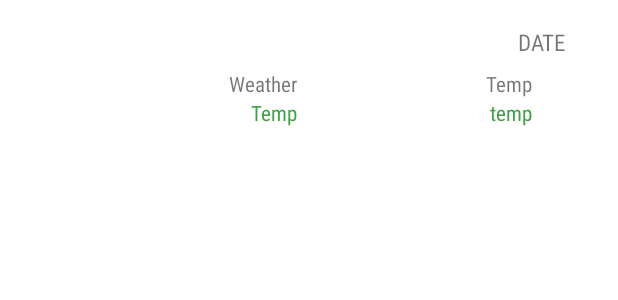
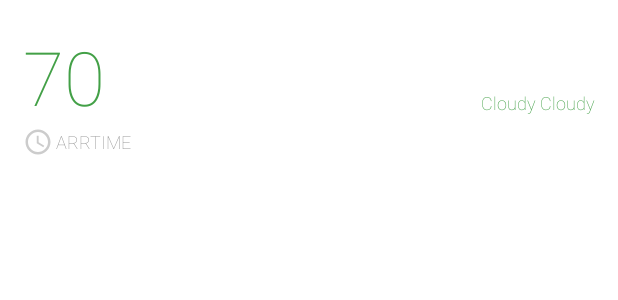
Before and after one commit to rishabhnayak/HelloWorld, an Android app: the layout weatherforcast_list_item.xml on its own in the app's theme, with its tools: preview values and no code run, on a phone screen of 412 x 824 dp. Shown: the top 300 px of the screen. Run offline under Robolectric (Android 15) with nearby library versions, the phone set to English and light mode, and no system bars.

Commit message:
weather forcast layout made

```diff
--- a/app/src/main/AndroidManifest.xml
+++ b/app/src/main/AndroidManifest.xml
@@ -11,7 +11,8 @@
         android:theme="@style/AppTheme">
         <activity
             android:name=".MapActivity"
-            android:launchMode="singleTask">
+            android:launchMode="singleTask"
+            android:screenOrientation="portrait">
             <intent-filter>
                 <action android:name="android.intent.action.MAIN" />
 
@@ -23,7 +24,8 @@
             android:name="com.google.android.geo.API_KEY"
             android:value="AIzaSyDi3B9R9hVpC9YTmOCCz_pCR1BKW3tIRGY" />
 
-        <activity android:name=".SearchPlace" />
+        <activity android:name=".SearchPlace"
+            android:screenOrientation="portrait"/>
         <activity android:name=".SettingsActivity"></activity>
     </application>
 
--- a/app/src/main/java/com/MsoftTexas/directionandweather/ArrrayAdapter.java
+++ b/app/src/main/java/com/MsoftTexas/directionandweather/ArrrayAdapter.java
@@ -96,7 +96,7 @@ class ArrrayAdapter extends BaseAdapter {
 //             }else{
 //                 view.setBackgroundColor(Color.LTGRAY);
 //             }
-             holder.temp.setText(itemslist.get(position).getTemp()+"°");
+             holder.temp.setText(itemslist.get(position).getTemp()+"°F");
              // holder.startDate.setText(itemslist.get(position).);
              holder.weather.setText(itemslist.get(position).getWx());
              holder.date.setText(itemslist.get(position).getWtime());
--- a/app/src/main/java/com/MsoftTexas/directionandweather/MapActivity.java
+++ b/app/src/main/java/com/MsoftTexas/directionandweather/MapActivity.java
@@ -414,9 +414,12 @@ public class MapActivity extends AppCompatActivity implements
 
                         AlertDialog.Builder builderSingle = new AlertDialog.Builder(MapActivity.this);
 
-                        builderSingle.setTitle(
-                                item.getLname().substring(0, 20) + "...\n Arr :" + item.getArrtime() + "   Dist :" + item.getDistance()
-                        );
+//                        builderSingle.setTitle(
+//                                item.getLname().substring(0, 20) + "...\n Arr :" + item.getArrtime() + "   Dist :" + item.getDistance()
+//                        );
+
+//                        builderSingle.setIcon(R.drawable.ic_swap_calls_black_24dp);
+//                        builderSingle.setTitle(item.getLname().substring(0, 20) + "...");
                         final ArrrayAdapter Adapter = new ArrrayAdapter(MapActivity.this, item.getWlist());
 
                         final ListView modeList = new ListView(MapActivity.this);
@@ -436,9 +439,13 @@ public class MapActivity extends AppCompatActivity implements
                         MStep step = apiData.getSteps().get(Integer.parseInt(marker.getTag().toString().replace("S","")));
                         AlertDialog.Builder builderSingle = new AlertDialog.Builder(MapActivity.this);
 
-                        builderSingle.setTitle(
-                                step.getStep().getManeuver() + "...\n Arr :" + step.getArrtime() + "   Dist :" + step.getAft_distance()
-                        );
+//                        builderSingle.setTitle(
+//                                step.getStep().getManeuver() + "...\n Arr :" + step.getArrtime() + "   Dist :" + step.getAft_distance()
+//                        );
+
+//                        builderSingle.setIcon(R.drawable.ic_swap_calls_black_24dp);
+//                        builderSingle.setTitle(step.getStep().getManeuver() + "...");
+                       // builderSingle.setMessage("Arrival:"+step.getArrtime()+"\n"+"Distance:"+step.getAft_distance()+"\n");
                         final ArrrayAdapter Adapter = new ArrrayAdapter(MapActivity.this, step.getWlist());
 
                         final ListView modeList = new ListView(MapActivity.this);
--- a/app/src/main/res/layout/weatherforcast_list_item.xml
+++ b/app/src/main/res/layout/weatherforcast_list_item.xml
@@ -16,117 +16,75 @@
         android:orientation="vertical"
         android:layout_width="match_parent"
         android:layout_height="wrap_content">
+
+        <!--layout 1.........................................................-->
         <LinearLayout
+            android:orientation="horizontal"
             android:layout_width="match_parent"
             android:layout_height="wrap_content">
-
-
             <LinearLayout
+                android:layout_weight="8"
+                android:layout_width="0dp"
+                android:layout_height="wrap_content">
+                <TextView
+                    android:textColor="#43A047"
+                    android:fontFamily="sans-serif-thin"
+                    android:id="@+id/TempVal"
+                    android:layout_width="wrap_content"
+                    android:layout_height="wrap_content"
+                    android:text="70"
+                    android:textSize="50sp" />
+            </LinearLayout>
+            <LinearLayout
+                android:layout_gravity="center_vertical"
+                android:gravity="center_horizontal"
                 android:orientation="vertical"
-                android:paddingLeft="17dp"
-                android:layout_gravity="center_vertical"
-                android:layout_weight="1"
                 android:layout_width="wrap_content"
                 android:layout_height="wrap_content">
+                <ImageView
+                    android:id="@+id/weatherImg"
+                    android:layout_width="35dp"
+                    android:layout_height="35dp"
+                    android:layout_marginLeft="2dp"
+                    />
 
                 <TextView
-                    android:visibility="gone"
-                    android:fontFamily="sans-serif-condensed"
-                    android:textSize="16sp"
-                    android:textColor="#422c64"
-                    android:id="@+id/time"
+                    android:id="@+id/WeatherVal"
                     android:layout_width="wrap_content"
                     android:layout_height="wrap_content"
-                    android:text="time"
-                    android:textAllCaps="true"/>
+                    android:fontFamily="sans-serif-thin"
+                    android:text="Cloudy Cloudy"
+                    android:textColor="#43A047"
+                    android:textSize="12sp" />
+            </LinearLayout>
+        </LinearLayout>
+        <!--layout 1  end.........................................................-->
 
-
-
-
-            </LinearLayout>
+        <!--layout 2.........................................................-->
+        <LinearLayout
+            android:layout_marginTop="0dp"
+            android:layout_marginBottom="5dp"
+            android:layout_width="match_parent"
+            android:layout_height="wrap_content">
+            <ImageView
+                android:layout_gravity="center_vertical"
+                android:background="@drawable/ic_access_time_black_24dp"
+                android:layout_width="20dp"
+                android:layout_height="20dp" />
             <TextView
-                android:elevation="1dp"
-
-                android:layout_marginRight="20dp"
-                android:layout_marginLeft="-2dp"
-                android:textAlignment="center"
-                android:layout_weight="0"
+                android:layout_marginLeft="2dp"
                 android:layout_gravity="center_vertical"
-                android:fontFamily="sans-serif-condensed"
-                android:textSize="15sp"
                 android:id="@+id/date"
                 android:layout_width="wrap_content"
                 android:layout_height="wrap_content"
-                android:text="date"
-                android:textAllCaps="true"/>
+                android:fontFamily="sans-serif-thin"
+                android:text="arrtime"
+                android:textAllCaps="true"
+                android:textSize="12sp" />
+
         </LinearLayout>
-        <LinearLayout
-            android:paddingTop="7dp"
-            android:paddingRight="2dp"
-            android:paddingLeft="2dp"
-            android:gravity="center_vertical"
-            android:paddingBottom="7dp"
-            android:layout_width="match_parent"
-            android:layout_height="wrap_content"
-            android:textSize="20sp">
+        <!--layout 2  end.........................................................-->
 
-            <LinearLayout
-                android:layout_marginLeft="10dp"
-                android:gravity="right"
-                android:layout_width="wrap_content"
-                android:layout_height="wrap_content"
-                android:layout_weight="1"
-                android:orientation="vertical">
 
-                <TextView
-
-                    android:fontFamily="sans-serif-condensed"
-                    android:id="@+id/Weather"
-                    android:layout_width="wrap_content"
-                    android:layout_height="wrap_content"
-                    android:text="Weather"
-                    android:textSize="14sp" />
-
-                <TextView
-                    android:textColor="#43A047"
-                    android:fontFamily="sans-serif-condensed"
-                    android:id="@+id/WeatherVal"
-                    android:layout_width="wrap_content"
-                    android:layout_height="wrap_content"
-                    android:text="Temp"
-                    android:textSize="14sp" />
-            </LinearLayout>
-
-            <LinearLayout
-                android:gravity="right"
-                android:layout_width="wrap_content"
-                android:layout_height="wrap_content"
-                android:layout_weight="1"
-                android:orientation="vertical">
-
-                <TextView
-                    android:fontFamily="sans-serif-condensed"
-                    android:id="@+id/Temp"
-                    android:layout_width="wrap_content"
-                    android:layout_height="wrap_content"
-                    android:text="Temp"
-                    android:textSize="14sp" />
-
-                <TextView
-                    android:textColor="#43A047"
-                    android:fontFamily="sans-serif-condensed"
-                    android:id="@+id/TempVal"
-                    android:layout_width="wrap_content"
-                    android:layout_height="wrap_content"
-                    android:text="temp"
-                    android:textSize="14sp" />
-
-            </LinearLayout>
-            <ImageView
-                android:id="@+id/weatherImg"
-                android:layout_marginLeft="40dp"
-                android:layout_width="wrap_content"
-                android:layout_height="wrap_content" />
-        </LinearLayout>
     </LinearLayout>
 </LinearLayout>
```
